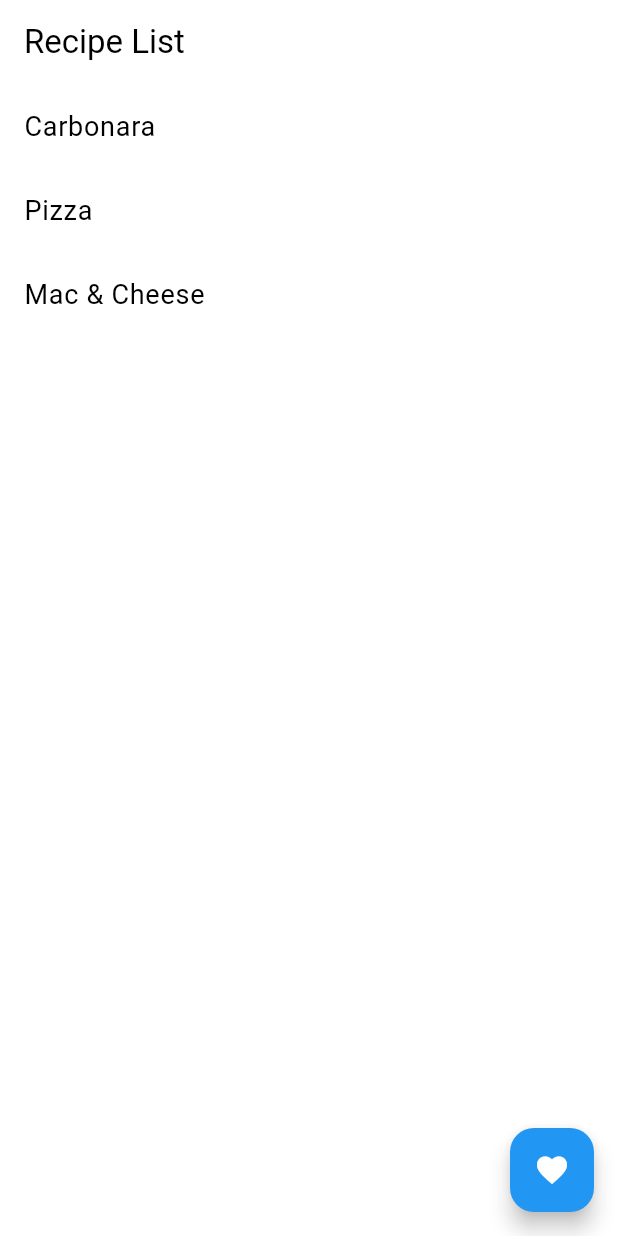
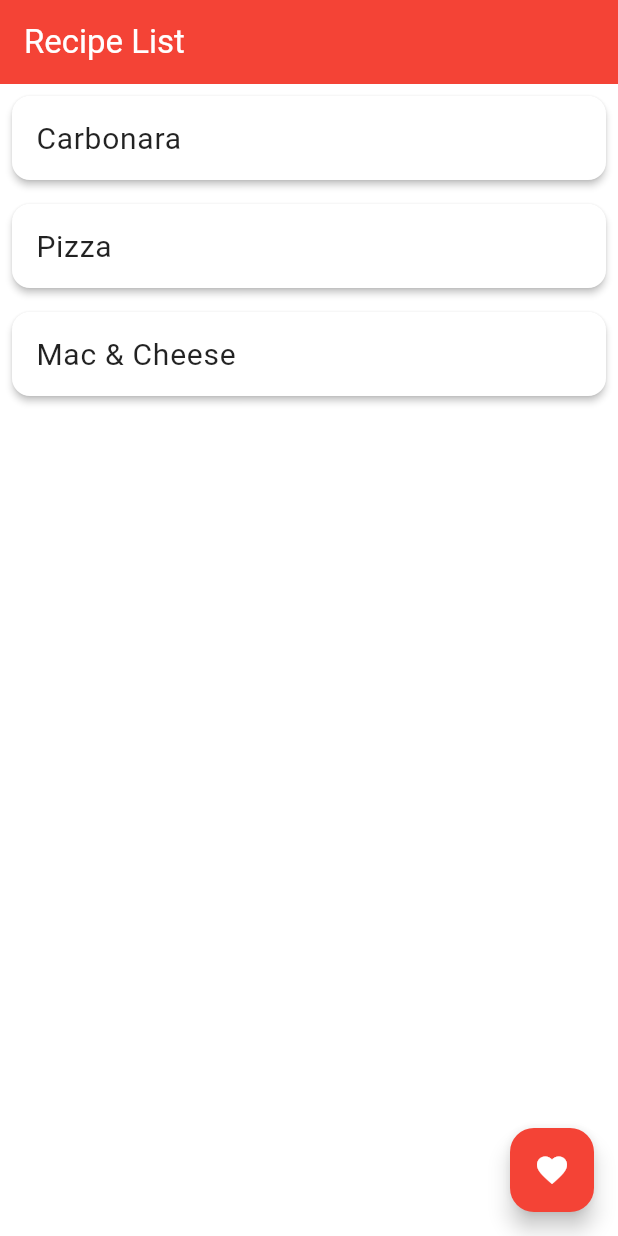
Before and after one commit to sri-haneesha/CW2, a Flutter app: the screen it shows after launch, on a phone screen of 412 x 824 dp. Run offline on Flutter 3.47's test engine with Material 3 defaults, Android fonts, the phone set to English and light mode, and no system bars.

Commit message:
Update home_screen.dart

```diff
--- a/lib/home_screen.dart
+++ b/lib/home_screen.dart
@@ -1,6 +1,6 @@
 import 'package:flutter/material.dart';
 import 'details_screen.dart';
-import 'FavoritesScreen.dart';
+import 'favorites_screen.dart';
 
 class HomeScreen extends StatefulWidget {
   @override
@@ -17,18 +17,18 @@ class _HomeScreenState extends State<HomeScreen> {
         'Egg',
         'Pepper',
         'Parmigiano Reggiano',
-        'Carbonara is a classic, 5-ingredient Roman pasta dish made with pasta, eggs, guanciale, Pecorino Romano cheese and black pepper. It’s made by tempering eggs, cheese and starchy pasta cooking water into a luscious creamy pasta sauce. The taste is rich, salty and addictive! There is absolutely no heavy cream in traditional carbonara sauce.'
+        'Carbonara is a classic, 5-ingredient Roman pasta dish made with pasta, eggs, guanciale, Pecorino Romano cheese and black pepper.'
       ],
     },
     {
       'name': 'Pizza',
       'Ingredients': [
         'Dough',
-        'Favourite Sauce',
-        'Favourite Cheese',
+        'Favorite Sauce',
+        'Favorite Cheese',
         'Olive Oil',
         'Oregano',
-        'Lets dive into the art of homemade pizza dough! It may seem like a lot of work, but the results promise a delicious meal and the satisfaction of mastering a kitchen staple. With just a handful of ingredients and a bit of patience for rising and resting, you'll soon be on your way to creating a pizza crust that's crispy on the outside and delightfully chewy on the inside.'
+        'Lets dive into the art of homemade pizza dough!'
       ],
     },
     {
@@ -39,7 +39,7 @@ class _HomeScreenState extends State<HomeScreen> {
         'Milk',
         'Cheese',
         'Salt & Pepper',
-        'The BEST Homemade Mac and Cheese of your LIFE. Outrageously cheesy, ultra creamy, and topped with a crunchy Panko-Parmesan topping, this mac and cheese recipe is most definitely a keeper.'
+        'The BEST Homemade Mac and Cheese of your LIFE.'
       ],
     },
   ];
@@ -50,20 +50,27 @@ class _HomeScreenState extends State<HomeScreen> {
   Widget build(BuildContext context) {
     return Scaffold(
       appBar: AppBar(
-        title: Text('Recipe List'),
+        title: Text('Recipe List', style: TextStyle(color: Colors.white)),
+        backgroundColor: Colors.red,
       ),
       body: ListView.builder(
         itemCount: recipes.length,
         itemBuilder: (context, index) {
-          return ListTile(
-            title: Text(recipes[index]['name']),
+          return Card(
+            elevation: 2,
+            margin: EdgeInsets.all(8.0),
+            child: ListTile(
+              title: Text(
+                recipes[index]['name'],
+                style: TextStyle(fontSize: 20, color: Colors.black87),
+              ),
               onTap: () {
                 Navigator.push(
                   context,
                   MaterialPageRoute(
                     builder: (context) => DetailsScreen(
                       recipe: recipes[index]['name'],
-                    ingredients: recipes[index]['ingredients'],
+                      ingredients: recipes[index]['Ingredients'],
                       onFavoriteToggle: (isFavorite) {
                         setState(() {
                           if (isFavorite) {
@@ -73,23 +80,23 @@ class _HomeScreenState extends State<HomeScreen> {
                           }
                         });
                       },
-                    isFavorite:
-                        favoriteRecipes.contains(recipes[index]['name']),
+                      isFavorite: favoriteRecipes.contains(recipes[index]['name']),
                     ),
                   ),
                 );
               },
+            ),
           );
         },
       ),
       floatingActionButton: FloatingActionButton(
         child: Icon(Icons.favorite),
+        backgroundColor: Colors.red,
         onPressed: () {
           Navigator.push(
             context,
             MaterialPageRoute(
-              builder: (context) =>
-                  FavoritesScreen(favoriteRecipes: favoriteRecipes),
+              builder: (context) => FavoritesScreen(favoriteRecipes: favoriteRecipes),
             ),
           );
         },
```
Lines whose indentation alone changed are shown as unchanged.
